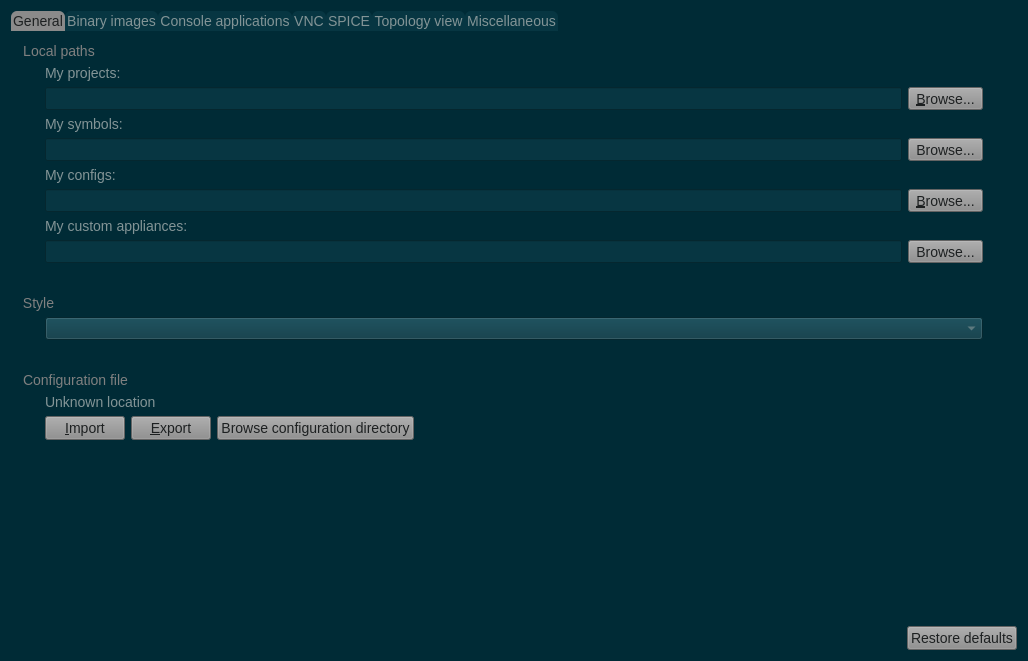
Above: gns3-gui-2.1.4/gns3/ui/general_preferences_page.ui from n3oxmind/gns3theme before the change. Below: the same form after it.
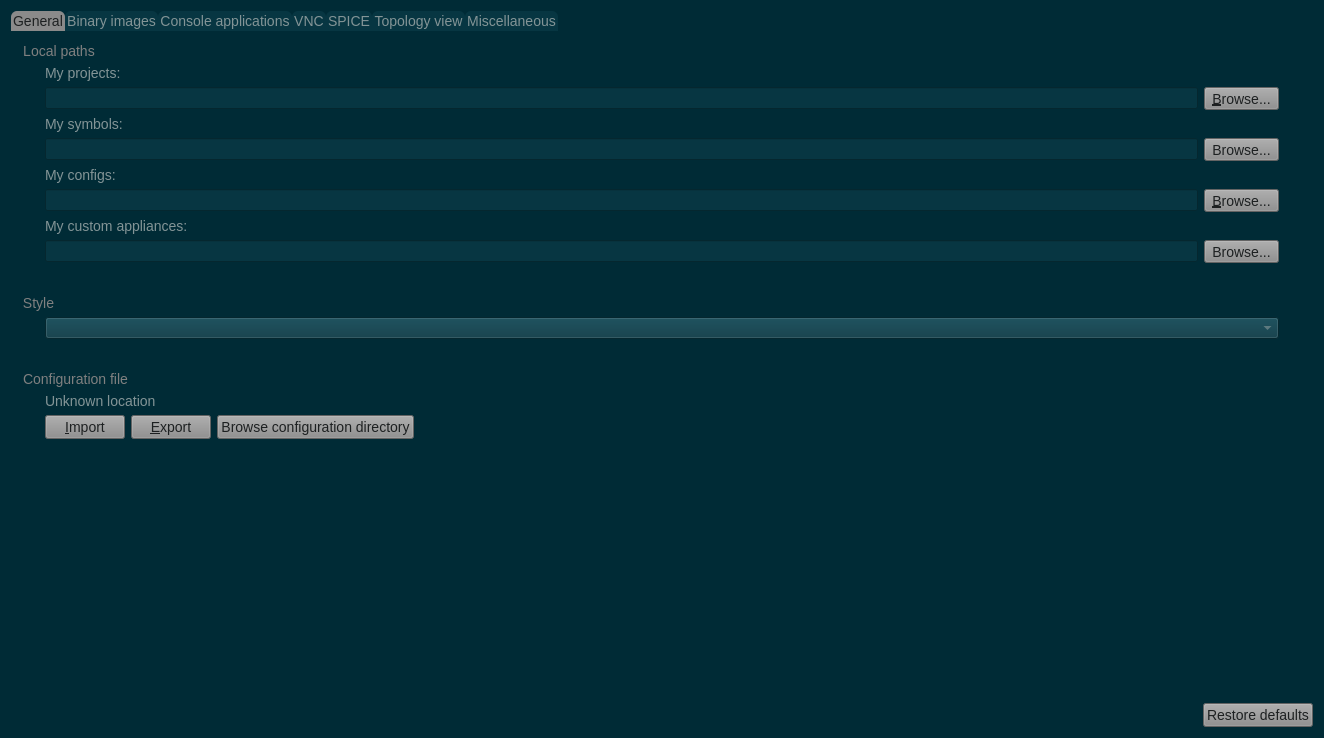
That is the form after the change.

Diff of the .ui file:
```diff
--- a/gns3-gui-2.1.4/gns3/ui/general_preferences_page.ui
+++ b/gns3-gui-2.1.4/gns3/ui/general_preferences_page.ui
@@ -6,8 +6,8 @@
    <rect>
     <x>0</x>
     <y>0</y>
-    <width>1028</width>
-    <height>661</height>
+    <width>1324</width>
+    <height>738</height>
    </rect>
   </property>
   <property name="windowTitle">
@@ -30,7 +30,6 @@
 }
 QTextEdit, QPlainTextEdit, QLineEdit, QSpinBox, QComboBox {
   background-color: #073642;
-  font: 13px;
   color: #839496;
 }
 QTextEdit#uiConsoleTextEdit {
@@ -60,11 +59,6 @@
     padding: 15px;
     border-style: none;
 }
-QMainWindow::separator {
-	background: #073642;
-	width: 1px;
-	height: 1px;
-}
 QComboBox {
 	selection-background-color: #d75f00;
 	selection-color: #1c1c1c;
@@ -79,6 +73,9 @@
     color: #1d2021;
 	font: 14px;
 }
+QPushButton#uiNewAppliancePushButton{
+border: none;
+}
 QToolButton {
 	background-color: #8a8a8a;
     color: #1d2021;
@@ -179,7 +176,6 @@
 }
 QTextEdit, QPlainTextEdit, QLineEdit, QSpinBox, QComboBox {
   background-color: #073642;
-  font: 13px;
   color: #839496;
 }
 QTextEdit#uiConsoleTextEdit {
@@ -209,11 +205,6 @@
     padding: 15px;
     border-style: none;
 }
-QMainWindow::separator {
-	background: #073642;
-	width: 1px;
-	height: 1px;
-}
 QComboBox {
 	selection-background-color: #d75f00;
 	selection-color: #1c1c1c;
@@ -228,6 +219,9 @@
     color: #1d2021;
 	font: 14px;
 }
+QPushButton#uiNewAppliancePushButton{
+border: none;
+}
 QToolButton {
 	background-color: #8a8a8a;
     color: #1d2021;
```
